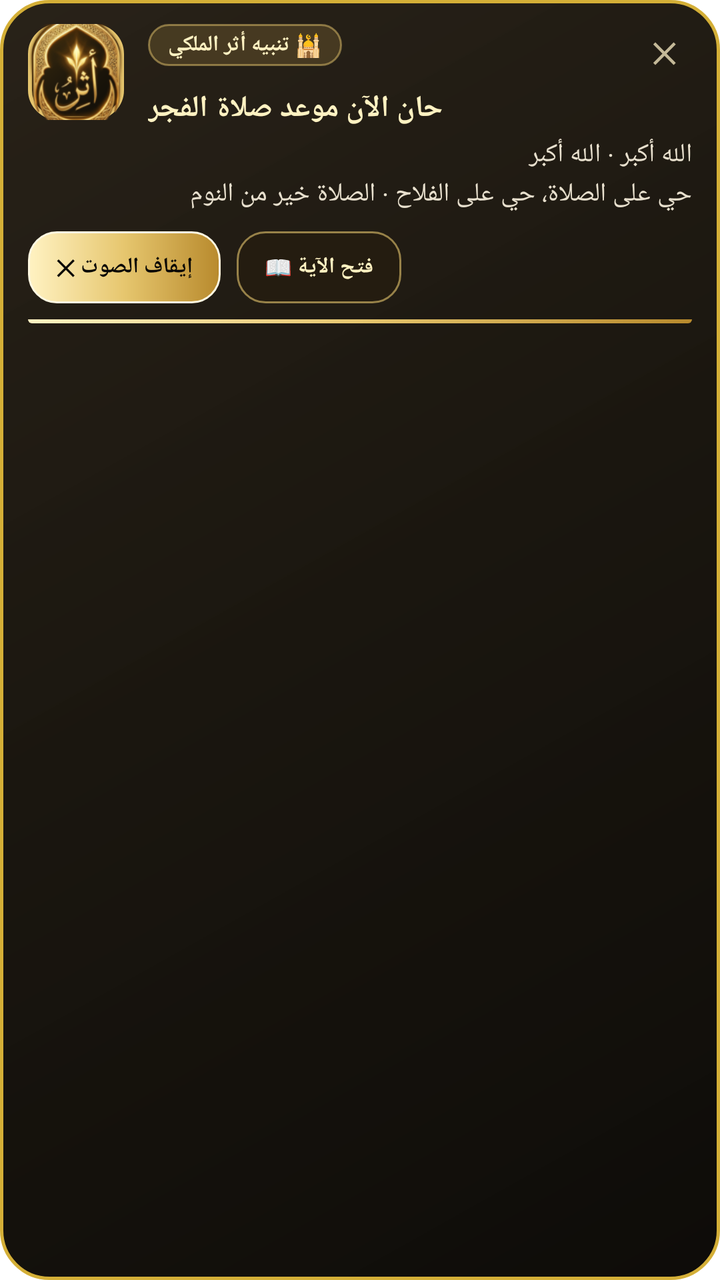
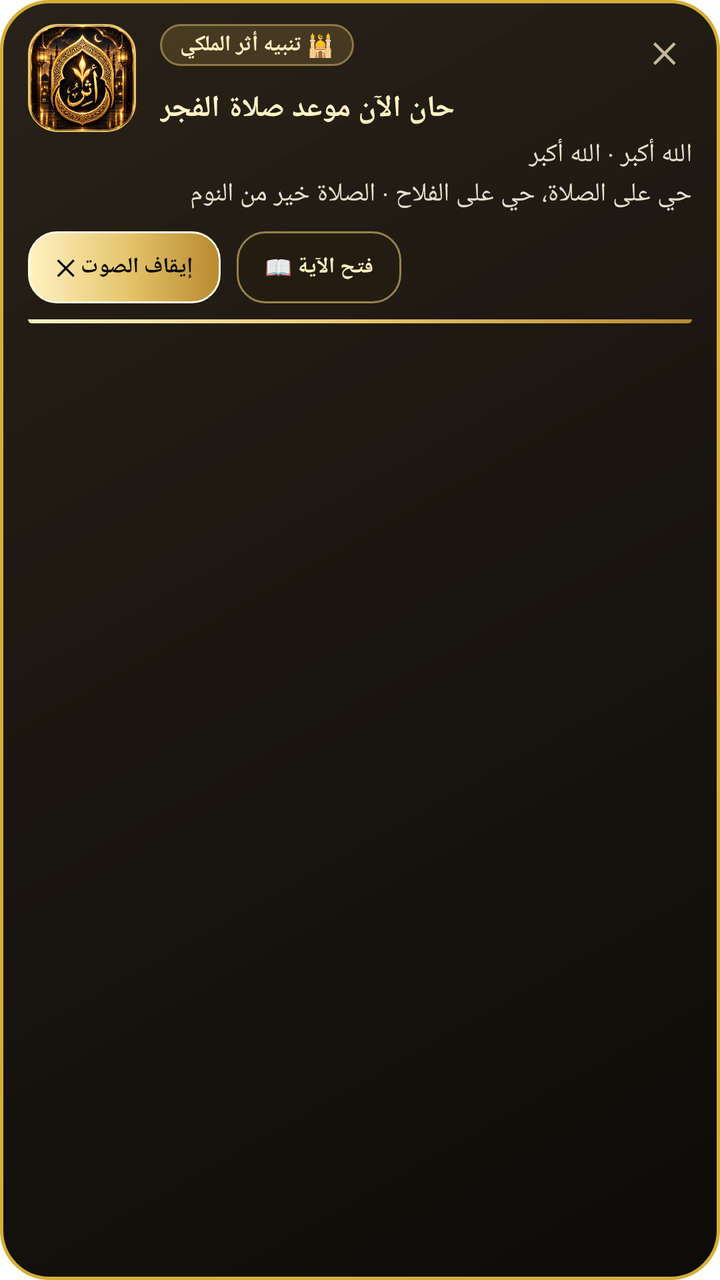

The first picture is an Android layout as it rendered before a commit; the second is the same layout after the commit. The layout source and the unified diff follow.
<!-- AndroidManifest.xml: fallback theme Theme.MaterialComponents.DayNight.NoActionBar -->
<!-- res/layout/notification_royal_expanded.xml -->
<?xml version="1.0" encoding="utf-8"?>
<LinearLayout xmlns:android="http://schemas.android.com/apk/res/android"
    android:id="@+id/layoutRoyalNotifExpanded"
    android:layout_width="match_parent"
    android:layout_height="wrap_content"
    android:background="@drawable/royal_overlay_card_bg"
    android:orientation="vertical"
    android:paddingStart="14dp"
    android:paddingEnd="14dp"
    android:paddingTop="12dp"
    android:paddingBottom="10dp">

    
    <LinearLayout
        android:layout_width="match_parent"
        android:layout_height="wrap_content"
        android:orientation="horizontal"
        android:gravity="top">

        
        <FrameLayout
            android:layout_width="48dp"
            android:layout_height="48dp"
            android:background="@drawable/royal_logo_frame_bg"
            android:padding="0dp"
            android:layout_gravity="top">

            <ImageView
                android:id="@+id/ivNotifLogo"
                android:layout_width="match_parent"
                android:layout_height="match_parent"
                android:padding="0dp"
                android:contentDescription="شعار أثر"
                android:scaleType="centerCrop"
                android:src="@drawable/icon_logo" />
        </FrameLayout>

        
        <LinearLayout
            android:layout_width="0dp"
            android:layout_height="wrap_content"
            android:layout_weight="1"
            android:layout_marginStart="12dp"
            android:orientation="vertical">

            
            <RelativeLayout
                android:layout_width="match_parent"
                android:layout_height="wrap_content">

                <TextView
                    android:id="@+id/tvNotifBadge"
                    android:layout_width="wrap_content"
                    android:layout_height="wrap_content"
                    android:layout_alignParentStart="true"
                    android:background="@drawable/royal_badge_bg"
                    android:paddingHorizontal="10dp"
                    android:paddingVertical="3dp"
                    android:text="🕌 تنبيه أثر الملكي"
                    android:textColor="#FFF2C2"
                    android:textSize="11sp"
                    android:textStyle="bold" />

                <TextView
                    android:id="@+id/btnNotifClose"
                    android:layout_width="28dp"
                    android:layout_height="28dp"
                    android:layout_alignParentEnd="true"
                    android:gravity="center"
                    android:text="✕"
                    android:textColor="#C4B998"
                    android:textSize="14sp"
                    android:textStyle="bold" />
            </RelativeLayout>

            
            <TextView
                android:id="@+id/tvNotifTitle"
                android:layout_width="wrap_content"
                android:layout_height="wrap_content"
                android:layout_marginTop="4dp"
                android:text="حان الآن موعد صلاة الفجر"
                android:textColor="#FFF2C2"
                android:textSize="15sp"
                android:textStyle="bold" />

            
            <TextView
                android:id="@+id/tvNotifBody"
                android:layout_width="match_parent"
                android:layout_height="wrap_content"
                android:layout_marginTop="4dp"
                android:lineSpacingExtra="2dp"
                android:maxLines="6"
                android:text="الله أكبر · الله أكبر\nحي على الصلاة، حي على الفلاح · الصلاة خير من النوم"
                android:textColor="#E8E0CE"
                android:textSize="13sp" />

        </LinearLayout>
    </LinearLayout>

    
    <LinearLayout
        android:layout_width="match_parent"
        android:layout_height="wrap_content"
        android:layout_marginTop="10dp"
        android:gravity="center_vertical"
        android:orientation="horizontal">

        
        <TextView
            android:id="@+id/btn_action_primary"
            android:layout_width="wrap_content"
            android:layout_height="36dp"
            android:background="@drawable/royal_gold_btn_bg"
            android:gravity="center"
            android:paddingHorizontal="14dp"
            android:text="إيقاف الصوت ✕"
            android:textColor="#080705"
            android:textSize="11sp"
            android:textStyle="bold" />

        
        <TextView
            android:id="@+id/btn_action_secondary"
            android:layout_width="wrap_content"
            android:layout_height="36dp"
            android:layout_marginStart="8dp"
            android:background="@drawable/royal_dark_btn_bg"
            android:gravity="center"
            android:paddingHorizontal="14dp"
            android:text="فتح الآية 📖"
            android:textColor="#FFF2C2"
            android:textSize="11sp"
            android:textStyle="bold" />
    </LinearLayout>

    
    <View
        android:id="@+id/viewNotifProgress"
        android:layout_width="match_parent"
        android:layout_height="2dp"
        android:layout_marginTop="8dp"
        android:background="@drawable/royal_gold_progress_bg" />

</LinearLayout>
<!-- resources referenced by this layout -->
<resources>
  <!-- drawable icon_logo: png bitmap (drawable, 35975 bytes) -->
  <!-- drawable royal_badge_bg (drawable) -->
  <?xml version="1.0" encoding="utf-8"?>
  <shape xmlns:android="http://schemas.android.com/apk/res/android"
      android:shape="rectangle">
      <solid android:color="#33C8A24A" />
      <corners android:radius="10dp" />
      <stroke
          android:width="1dp"
          android:color="#80E6C66E" />
  </shape>
  <!-- drawable royal_dark_btn_bg (drawable) -->
  <?xml version="1.0" encoding="utf-8"?>
  <ripple xmlns:android="http://schemas.android.com/apk/res/android"
      android:color="#30E6C66E">
      <item>
          <shape android:shape="rectangle">
              <solid android:color="#241C10" />
              <corners android:radius="14dp" />
              <stroke
                  android:width="1dp"
                  android:color="#99E6C66E" />
          </shape>
      </item>
  </ripple>
  <!-- drawable royal_gold_btn_bg (drawable) -->
  <?xml version="1.0" encoding="utf-8"?>
  <ripple xmlns:android="http://schemas.android.com/apk/res/android"
      android:color="#40FFFFFF">
      <item>
          <shape android:shape="rectangle">
              <gradient
                  android:angle="0"
                  android:startColor="#FFF2C2"
                  android:centerColor="#E6C66E"
                  android:endColor="#B88A2D"
                  android:type="linear" />
              <corners android:radius="14dp" />
              <stroke
                  android:width="1dp"
                  android:color="#FFF9E2" />
          </shape>
      </item>
  </ripple>
  <!-- drawable royal_gold_progress_bg (drawable) -->
  <?xml version="1.0" encoding="utf-8"?>
  <shape xmlns:android="http://schemas.android.com/apk/res/android"
      android:shape="rectangle">
      <gradient
          android:angle="0"
          android:startColor="#FFF2C2"
          android:centerColor="#E6C66E"
          android:endColor="#B88A2D"
          android:type="linear" />
      <corners
          android:bottomLeftRadius="24dp"
          android:bottomRightRadius="24dp" />
  </shape>
  <!-- drawable royal_logo_frame_bg (drawable) -->
  <?xml version="1.0" encoding="utf-8"?>
  <shape xmlns:android="http://schemas.android.com/apk/res/android"
      android:shape="rectangle">
      <gradient
          android:angle="315"
          android:startColor="#3E2E10"
          android:centerColor="#1F180B"
          android:endColor="#0D0B07"
          android:type="linear" />
      <corners android:radius="14dp" />
      <stroke
          android:width="2dp"
          android:color="#E6C66E" />
  </shape>
  <!-- drawable royal_overlay_card_bg (drawable) -->
  <?xml version="1.0" encoding="utf-8"?>
  <shape xmlns:android="http://schemas.android.com/apk/res/android"
      android:shape="rectangle">
      <gradient
          android:angle="315"
          android:startColor="#F41F180E"
          android:centerColor="#F8130F08"
          android:endColor="#FA090704"
          android:type="linear" />
      <corners android:radius="24dp" />
      <stroke
          android:width="1.8dp"
          android:color="#D4AF37" />
  </shape>
</resources>

<!-- the commit's change to res/layout/notification_royal_expanded.xml (unified diff, before → after) -->
@@ -19,8 +19,8 @@
 
         
         <FrameLayout
-            android:layout_width="48dp"
-            android:layout_height="48dp"
+            android:layout_width="54dp"
+            android:layout_height="54dp"
             android:background="@drawable/royal_logo_frame_bg"
             android:padding="0dp"
             android:layout_gravity="top">
@@ -31,7 +31,7 @@
                 android:layout_height="match_parent"
                 android:padding="0dp"
                 android:contentDescription="شعار أثر"
-                android:scaleType="centerCrop"
+                android:scaleType="fitCenter"
                 android:src="@drawable/icon_logo" />
         </FrameLayout>
 
<!-- resource entries referenced after the edit -->
@@ -1,6 +1,6 @@
 <!-- resources referenced by this layout -->
 <resources>
-  <!-- drawable icon_logo: png bitmap (drawable, 35975 bytes) -->
+  <!-- drawable icon_logo: png bitmap (drawable, 459085 bytes) -->
   <!-- drawable royal_badge_bg (drawable) -->
   <?xml version="1.0" encoding="utf-8"?>
   <shape xmlns:android="http://schemas.android.com/apk/res/android"
